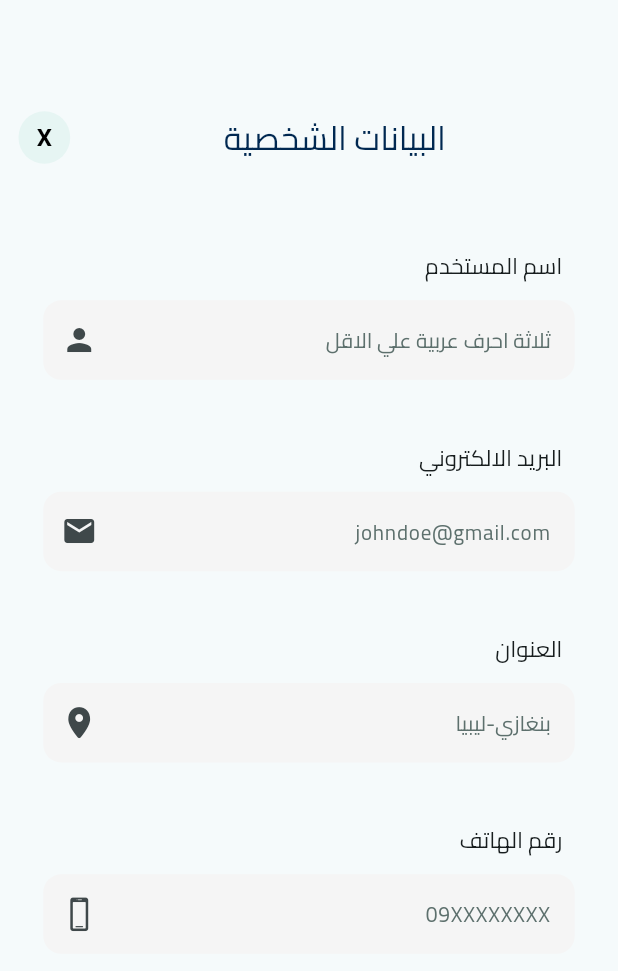
After one commit to Abdullah-Jehani/Eamar_app, a Flutter app: the ProfileScreen screen opened directly, on a phone screen of 412 x 824 dp. The commit adds this screen. Shown: the top 971 px of the screen. Run offline on Flutter 3.47's test engine with Material 3 defaults, Android fonts, the phone set to English and light mode, and no system bars; our stand-ins replace confetti, flutter_svg, google_nav_bar, image_picker, line_icons, shared_preferences and 1 more; missing offline and left inert: iconify_flutter; accounts and stored records are empty; project files that could hold a hidden picture were left out.

Commit message:
profile pagecomp[leted

```diff
--- a/lib/screens/main/center_screen.dart
+++ b/lib/screens/main/center_screen.dart
@@ -158,7 +158,7 @@ class _CenterScreenState extends State<CenterScreen> {
                               )
                             : Padding(
                                 padding:
-                                    EdgeInsets.only(bottom: size.height * .2),
+                                    EdgeInsets.only(bottom: size.height * .1),
                                 child: Align(
                                   alignment: Alignment.center,
                                   child: Column(
--- a/lib/screens/main/settings_screen.dart
+++ b/lib/screens/main/settings_screen.dart
@@ -1,8 +1,9 @@
 import 'package:eamar_app/helpers/colors.dart';
+import 'package:eamar_app/screens/profile/profile_screen.dart';
 import 'package:eamar_app/widgets/settings/setting_widget.dart';
+import 'package:flutter/cupertino.dart';
 import 'package:flutter/material.dart';
-import 'package:iconify_flutter/iconify_flutter.dart';
-import 'package:iconify_flutter/icons/ooui.dart';
+import 'package:flutter/widgets.dart';
 
 class SettingsScreen extends StatefulWidget {
   const SettingsScreen({super.key});
@@ -82,9 +83,18 @@ class _SettingsScreenState extends State<SettingsScreen> {
             SizedBox(
               height: size.height * .03,
             ),
-            const SettingWidget(
-              img: 'assets/images/home/profileIcon.png',
-              hradline: 'البيانات الشخصية',
+            GestureDetector(
+              onTap: () {
+                Navigator.pushAndRemoveUntil(
+                    context,
+                    CupertinoPageRoute(
+                        builder: (context) => const ProfileScreen()),
+                    (route) => false);
+              },
+              child: const SettingWidget(
+                img: 'assets/images/home/profileIcon.png',
+                hradline: 'البيانات الشخصية',
+              ),
             ),
             SizedBox(
               height: size.height * .03,
--- /dev/null
+++ b/lib/screens/profile/profile_screen.dart
@@ -0,0 +1,167 @@
+import 'package:eamar_app/helpers/colors.dart';
+import 'package:eamar_app/widgets/helper/close_widget.dart';
+import 'package:eamar_app/widgets/register/input_field_widget.dart';
+import 'package:flutter/cupertino.dart';
+import 'package:flutter/material.dart';
+
+class ProfileScreen extends StatefulWidget {
+  const ProfileScreen({super.key});
+
+  @override
+  State<ProfileScreen> createState() => _ProfileScreenState();
+}
+
+TextEditingController usernameController = TextEditingController();
+TextEditingController emailController = TextEditingController();
+TextEditingController addressController = TextEditingController();
+TextEditingController phoneNumberController = TextEditingController();
+
+class _ProfileScreenState extends State<ProfileScreen> {
+  @override
+  Widget build(BuildContext context) {
+    Size size = MediaQuery.of(context).size;
+    return Scaffold(
+        body: Column(children: [
+      SizedBox(
+        height: size.height * .09,
+      ),
+      Row(
+        mainAxisAlignment: MainAxisAlignment.spaceBetween,
+        children: [
+          Padding(
+            padding: EdgeInsets.only(left: size.width * .03),
+            child: const CloseWidget(),
+          ),
+          Expanded(
+            child: Align(
+              alignment: Alignment.center,
+              child: Padding(
+                padding: EdgeInsets.only(right: size.width * .03),
+                child: Text(
+                  'البيانات الشخصية',
+                  style: TextStyle(
+                      color: darkBlue, fontSize: 22, fontFamily: 'cairo'),
+                  textAlign: TextAlign.center,
+                ),
+              ),
+            ),
+          ),
+        ],
+      ),
+      SizedBox(
+        height: size.height * .07,
+      ),
+      Padding(
+        padding: EdgeInsets.only(right: size.width * 0.090),
+        child: const Align(
+          alignment: Alignment.topRight,
+          child: Text(
+            'اسم المستخدم',
+            style: TextStyle(
+              fontFamily: 'cairo',
+              fontSize: 15,
+            ),
+          ),
+        ),
+      ),
+      SizedBox(
+        height: size.height * .015,
+      ),
+      Padding(
+        padding: EdgeInsets.symmetric(horizontal: size.width * .070),
+        child: InputFieldWidget(
+          isArabic: true,
+          text: ' ثلاثة احرف عربية علي الاقل',
+          controller: usernameController,
+          isPassword: false,
+          icon: const Icon(Icons.person),
+        ),
+      ),
+      SizedBox(
+        height: size.height * .05,
+      ),
+      Padding(
+        padding: EdgeInsets.only(right: size.width * 0.090),
+        child: const Align(
+          alignment: Alignment.topRight,
+          child: Text(
+            'البريد الالكتروني',
+            style: TextStyle(
+              fontFamily: 'cairo',
+              fontSize: 15,
+            ),
+          ),
+        ),
+      ),
+      SizedBox(
+        height: size.height * .015,
+      ),
+      Padding(
+        padding: EdgeInsets.symmetric(horizontal: size.width * .070),
+        child: InputFieldWidget(
+            controller: emailController,
+            isPassword: false,
+            icon: const Icon(Icons.email),
+            text: 'johndoe@gmail.com'),
+      ),
+      SizedBox(
+        height: size.height * .05,
+      ),
+      Padding(
+        padding: EdgeInsets.only(right: size.width * 0.090),
+        child: const Align(
+          alignment: Alignment.topRight,
+          child: Text(
+            'العنوان',
+            style: TextStyle(
+              fontFamily: 'cairo',
+              fontSize: 15,
+            ),
+          ),
+        ),
+      ),
+      SizedBox(
+        height: size.height * .015,
+      ),
+      Padding(
+        padding: EdgeInsets.symmetric(horizontal: size.width * .070),
+        child: InputFieldWidget(
+          controller: addressController,
+          isPassword: false,
+          isArabic: true,
+          icon: const Icon(CupertinoIcons.location_solid),
+          text: 'بنغازي-ليبيا',
+        ),
+      ),
+      SizedBox(
+        height: size.height * .05,
+      ),
+      Padding(
+        padding: EdgeInsets.only(right: size.width * 0.090),
+        child: const Align(
+          alignment: Alignment.topRight,
+          child: Text(
+            'رقم الهاتف',
+            style: TextStyle(
+              fontFamily: 'cairo',
+              fontSize: 15,
+            ),
+          ),
+        ),
+      ),
+      SizedBox(
+        height: size.height * .015,
+      ),
+      Padding(
+        padding: EdgeInsets.symmetric(horizontal: size.width * .070),
+        child: InputFieldWidget(
+          isArabic: false,
+          text: '09XXXXXXXX',
+          controller: phoneNumberController,
+          isPassword: false,
+          icon: const Icon(CupertinoIcons.device_phone_portrait),
+        ),
+      ),
+    ]));
+  }
+}
--- a/lib/widgets/helper/close_widget.dart
+++ b/lib/widgets/helper/close_widget.dart
@@ -1,5 +1,4 @@
 import 'package:eamar_app/helpers/colors.dart';
-import 'package:eamar_app/screens/main/center_screen.dart';
 import 'package:eamar_app/screens/secondary/tabs_screen.dart';
 import 'package:flutter/cupertino.dart';
 import 'package:flutter/material.dart';
```
